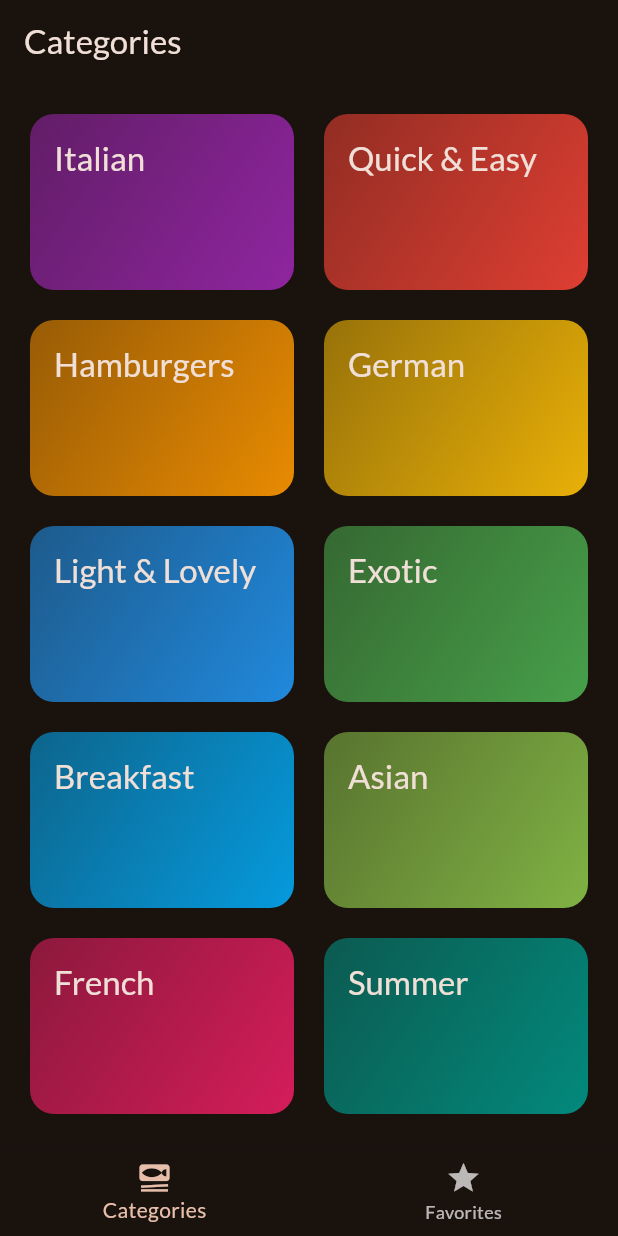
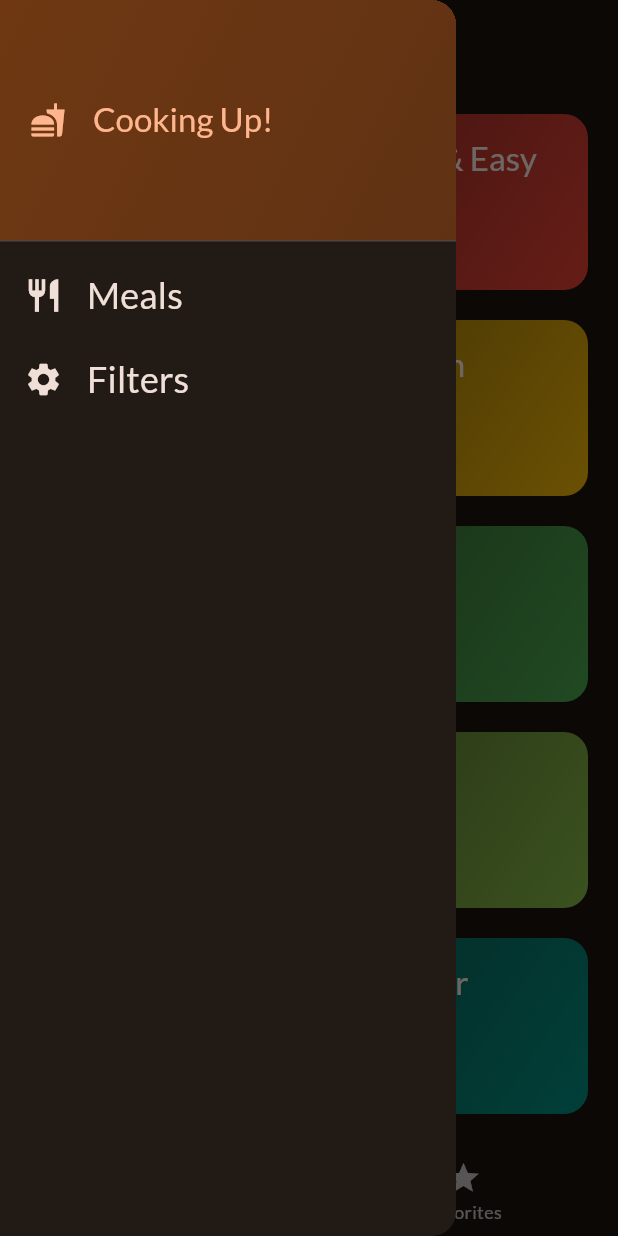
Before and after one commit to birgilv/mobile-applications, a Flutter app: the screen it shows after launch, with the side drawer open (before the commit the screen has no drawer), on a phone screen of 412 x 824 dp. Run offline on Flutter 3.47's test engine with Material 3 defaults, Android fonts, the phone set to English and light mode, and no system bars; our stand-ins replace google_fonts, transparent_image.

Commit message:
Added drawer

```diff
--- a/meals_app/lib/screens/tabs.dart
+++ b/meals_app/lib/screens/tabs.dart
@@ -2,6 +2,7 @@ import 'package:flutter/material.dart';
 import 'package:meals_app/models/meal.dart';
 import 'package:meals_app/screens/categories.dart';
 import 'package:meals_app/screens/meals.dart';
+import 'package:meals_app/widgets/main_drawer.dart';
 
 class TabsScreen extends StatefulWidget{
   const TabsScreen({super.key});
@@ -68,6 +69,7 @@ class _TabsScreenState extends State<TabsScreen> {
       appBar: AppBar(
         title: Text(activePageTitle),
       ),
+      drawer: const MainDrawer(),
       body: activePage,
       bottomNavigationBar: BottomNavigationBar(
         onTap: selectPage,
--- /dev/null
+++ b/meals_app/lib/widgets/main_drawer.dart
@@ -0,0 +1,73 @@
+import 'package:flutter/material.dart';
+
+class MainDrawer extends StatelessWidget{
+const MainDrawer({super.key});
+
+  @override
+  Widget build(BuildContext context) {
+    return Drawer(
+      child: Column(
+        children: [
+          DrawerHeader(
+            padding: const EdgeInsets.all(20),
+            decoration: BoxDecoration(
+              gradient: LinearGradient(
+                colors: [
+                  Theme.of(context).colorScheme.primaryContainer,
+                  Theme.of(context).colorScheme.primaryContainer.withOpacity(0.8),
+                ],
+                begin: Alignment.topLeft,
+                end: Alignment.bottomRight,
+              ),
+            ),
+            child: Row(
+              children: [
+                Icon(
+                  Icons.fastfood,
+                  color: Theme.of(context).colorScheme.primary,
+                ),
+                const SizedBox(width: 18),
+                Text(
+                  'Cooking Up!',
+                  style: Theme.of(context).textTheme.titleLarge!.copyWith(
+                    color: Theme.of(context).colorScheme.primary,
+                  ),
+                ),
+              ],
+            ),
+          ),
+          ListTile(
+            leading: Icon(
+              Icons.restaurant,
+              size: 26,
+              color: Theme.of(context).colorScheme.onSurface,
+            ),
+            title: Text(
+              'Meals',
+              style: Theme.of(context).textTheme.titleSmall!.copyWith(
+                color: Theme.of(context).colorScheme.onSurface,
+                fontSize: 24,
+              ),
+            ),
+            onTap: () {},
+          ),
+          ListTile(
+            leading: Icon(
+              Icons.settings,
+              size: 26,
+              color: Theme.of(context).colorScheme.onSurface,
+            ),
+            title: Text(
+              'Filters',
+              style: Theme.of(context).textTheme.titleSmall!.copyWith(
+                color: Theme.of(context).colorScheme.onSurface,
+                fontSize: 24,
+              ),
+            ),
+            onTap: () {},
+          ),
+        ],
+      ),
+    );
+  }
+}
```
